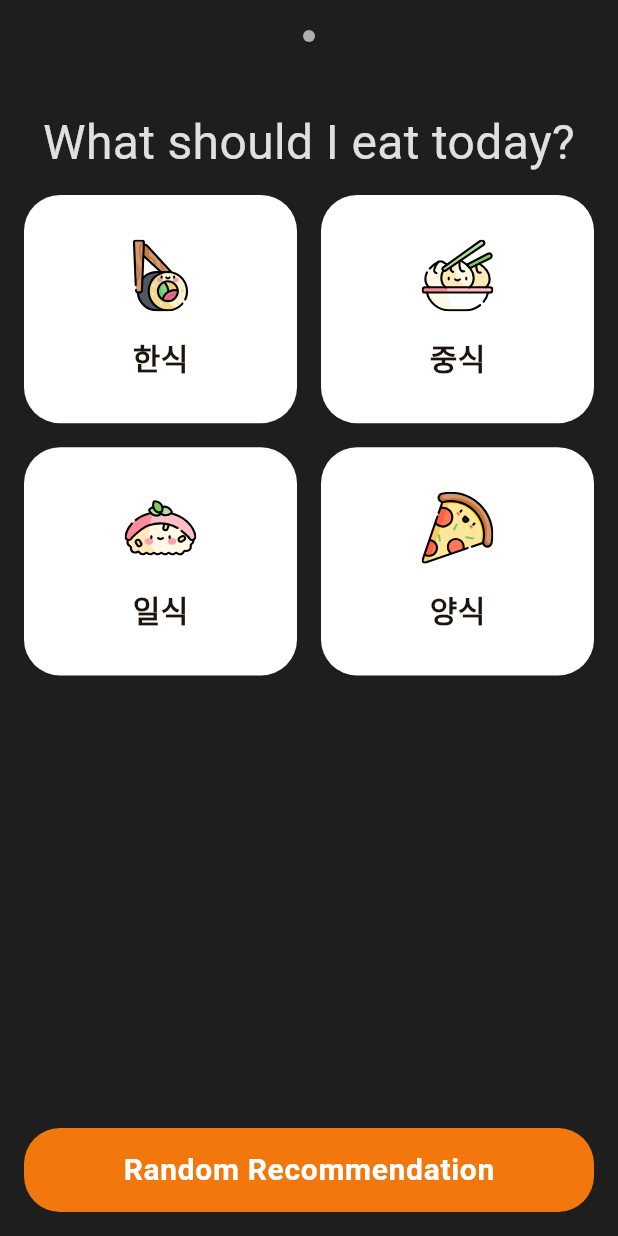
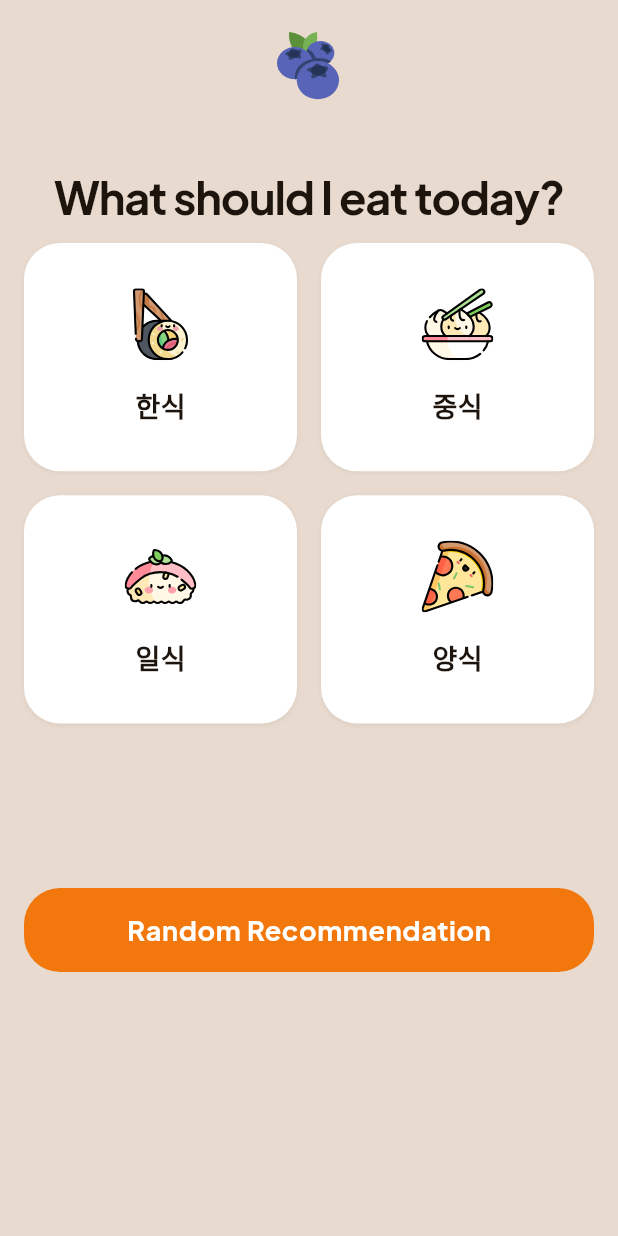
Before and after one commit to userkjb/Flutter_Project, a Flutter app: the screen it shows after launch, on a phone screen of 412 x 824 dp. Run offline on Flutter 3.47's test engine with Material 3 defaults, Android fonts, the phone set to English and light mode, and no system bars; our stand-ins replace easy_localization, firebase_core, firebase_crashlytics, flutter_riverpod, flutter_svg, google_fonts; accounts and stored records are empty; Roboto replaces fonts that are missing (Noto Sans KR).

Commit message:
feat: Figma 디자인에 맞춰 음식 추천 화면 UI 개선
- Plus Jakarta Sans 폰트 적용 (Google Fonts)
- 밝은 베이지 색상 테마로 변경 (#E8DACE)
- 기본 테마를 light 모드로 설정
- 상단 로고 이미지 추가
- 버튼 및 텍스트 스타일 Figma 디자인 사양에 맞춰 조정

🤖 Generated with [Claude Code](https://claude.com/claude-code)

Co-Authored-By: Claude <noreply@anthropic.com>

```diff
--- a/lib/core/controllers/theme_controller.dart
+++ b/lib/core/controllers/theme_controller.dart
@@ -10,7 +10,7 @@ final themeControllerProvider = NotifierProvider<ThemeController, ThemeMode>(
 class ThemeController extends Notifier<ThemeMode> {
   @override
   ThemeMode build() {
-    return ThemeMode.dark;
+    return ThemeMode.light;
   }
 
   /// 테마 모드를 토글하는 메소드
--- a/lib/core/themes/app_colors.dart
+++ b/lib/core/themes/app_colors.dart
@@ -41,10 +41,10 @@ class AppColors extends ThemeExtension<AppColors> {
 
   /// 밝은 테마용 기본 컬러 정의
   static const light = AppColors(
-    surface: Color(0xFFF5F5F5),
-    textPrimary: Color(0xFF000000),
+    surface: Color(0xFFE8DACE),
+    textPrimary: Color(0xFF1C140D),
     textSecondary: Color(0xFF666666),
-    primary: Color(0xFF2196F3),
+    primary: Color(0xFFF2780D),
     secondary: Color(0xFF03DAC6),
     error: Color(0xFFB00020),
     success: Color(0xFF4CAF50),
--- a/lib/core/themes/app_typography.dart
+++ b/lib/core/themes/app_typography.dart
@@ -1,4 +1,5 @@
 import 'package:flutter/material.dart';
+import 'package:google_fonts/google_fonts.dart';
 
 /// 앱 전체에서 사용되는 텍스트 스타일을 정의하는 클래스
 class AppTypography {
@@ -29,4 +30,27 @@ class AppTypography {
     fontWeight: FontWeight.w400,
     fontFamily: 'Noto Sans KR',
   );
+
+  /// Plus Jakarta Sans 큰 제목 스타일 (30px, 볼드, -2.5% letter spacing)
+  static TextStyle get headingJakarta => GoogleFonts.plusJakartaSans(
+        fontSize: 30,
+        fontWeight: FontWeight.w700,
+        letterSpacing: -0.75, // -2.5% of 30px
+        height: 1.25,
+      );
+
+  /// Plus Jakarta Sans 타이틀 스타일 (18px, 볼드, 2.5% letter spacing)
+  static TextStyle get titleJakarta => GoogleFonts.plusJakartaSans(
+        fontSize: 18,
+        fontWeight: FontWeight.w700,
+        letterSpacing: 0.45, // 2.5% of 18px
+        height: 1.5,
+      );
+
+  /// Plus Jakarta Sans 카드 텍스트 스타일 (18px, 볼드)
+  static TextStyle get cardTextJakarta => GoogleFonts.plusJakartaSans(
+        fontSize: 18,
+        fontWeight: FontWeight.w700,
+        height: 1.5555555555555556,
+      );
 }
--- a/lib/features/food_recommendation/screens/food_recommendation_screen.dart
+++ b/lib/features/food_recommendation/screens/food_recommendation_screen.dart
@@ -23,19 +23,17 @@ class FoodRecommendationScreen extends ConsumerWidget {
     return Scaffold(
       backgroundColor: colors.surface,
       body: SafeArea(
+        child: SingleChildScrollView(
           child: Column(
             children: [
-            // 상단 아이콘 영역
+              // 상단 이미지 영역
               Padding(
                 padding: const EdgeInsets.symmetric(vertical: 20),
                 child: Center(
-                child: Container(
-                  width: 8,
-                  height: 8,
-                  decoration: BoxDecoration(
-                    color: colors.textSecondary,
-                    shape: BoxShape.circle,
-                  ),
+                  child: SvgPicture.asset(
+                    'assets/blueberry.svg',
+                    width: 48,
+                    height: 48,
                   ),
                 ),
               ),
@@ -45,7 +43,7 @@ class FoodRecommendationScreen extends ConsumerWidget {
                 padding: const EdgeInsets.fromLTRB(16, 24, 16, 12),
                 child: Text(
                   'food.title'.tr(),
-                style: AppTypography.heading.copyWith(
+                  style: AppTypography.headingJakarta.copyWith(
                     color: colors.textPrimary,
                   ),
                   textAlign: TextAlign.center,
@@ -87,11 +85,12 @@ class FoodRecommendationScreen extends ConsumerWidget {
                 ),
               ),
 
-            const Spacer(),
+              // 여백 (Spacer 대신 SizedBox 사용)
+              const SizedBox(height: 20),
 
               // 랜덤 추천 버튼
               Padding(
-              padding: const EdgeInsets.all(16),
+                padding: const EdgeInsets.fromLTRB(16, 20, 16, 20),
                 child: SizedBox(
                   width: double.infinity,
                   height: 56,
@@ -108,12 +107,12 @@ class FoodRecommendationScreen extends ConsumerWidget {
                       shape: RoundedRectangleBorder(
                         borderRadius: BorderRadius.circular(24),
                       ),
+                      padding: const EdgeInsets.symmetric(horizontal: 20),
                     ),
                     child: Text(
                       'food.random_button'.tr(),
-                    style: AppTypography.title.copyWith(
+                      style: AppTypography.titleJakarta.copyWith(
                         color: Colors.white,
-                      letterSpacing: 0.025 * 18,
                       ),
                     ),
                   ),
@@ -122,6 +121,7 @@ class FoodRecommendationScreen extends ConsumerWidget {
             ],
           ),
         ),
+      ),
     );
   }
 }
--- a/lib/features/food_recommendation/widgets/food_category_card.dart
+++ b/lib/features/food_recommendation/widgets/food_category_card.dart
@@ -52,7 +52,7 @@ class FoodCategoryCard extends StatelessWidget {
           // 카테고리 이름
           Text(
             category.name,
-            style: AppTypography.title.copyWith(
+            style: AppTypography.cardTextJakarta.copyWith(
               color: const Color(0xFF1C140D),
             ),
           ),
```
Lines whose indentation alone changed are shown as unchanged.
